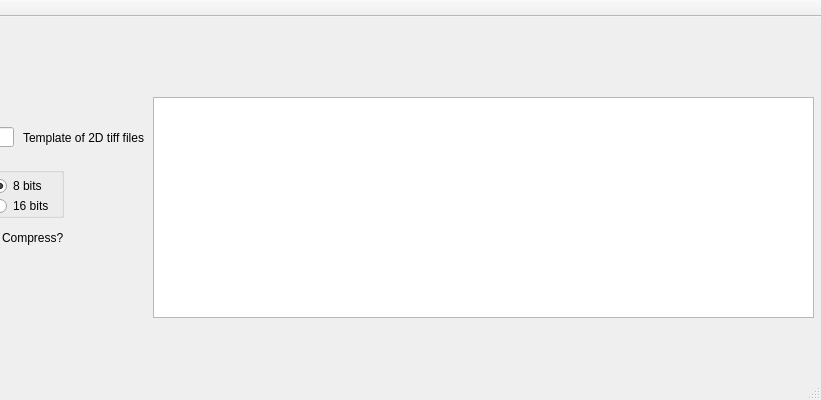
This is Qt/Make3Dtiffer/mainwindow.ui in gibbogle/vessel-tools as Qt 5 draws it before an edit; both pictures show x 377 to 1198 and y 0 to 400 of the 1198 by 400 pixel window. The edited form follows.
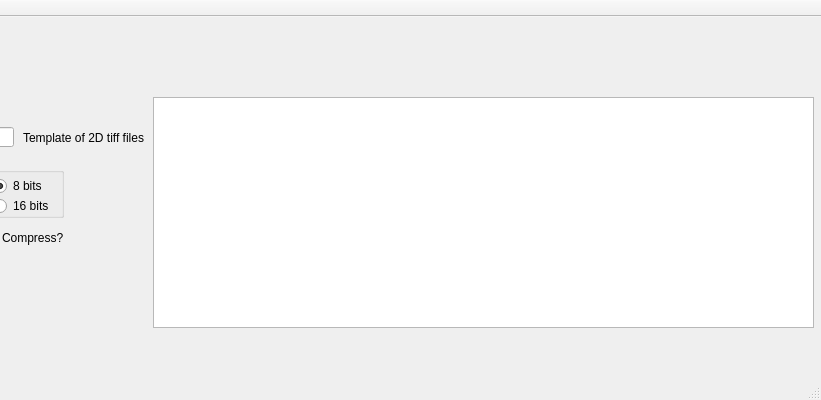
This is the edited form.

Commit message: Added info file for make3Dtiffer

```diff
--- a/Qt/Make3Dtiffer/mainwindow.ui
+++ b/Qt/Make3Dtiffer/mainwindow.ui
@@ -72,7 +72,7 @@
       <x>530</x>
       <y>80</y>
       <width>661</width>
-      <height>221</height>
+      <height>231</height>
      </rect>
     </property>
    </widget>
```
Left out of the diff: 3 changed lines with no effect on the pictures. The commit also changes 1 other file.
